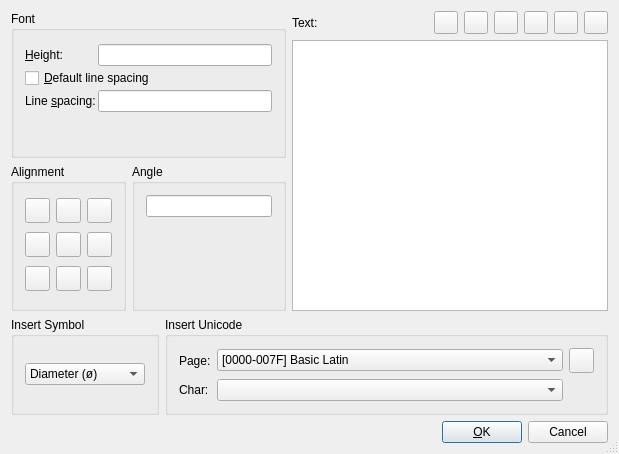
LibreCAD/LibreCAD, file librecad/src/ui/forms/qg_dlgmtext.ui: the form before one commit.
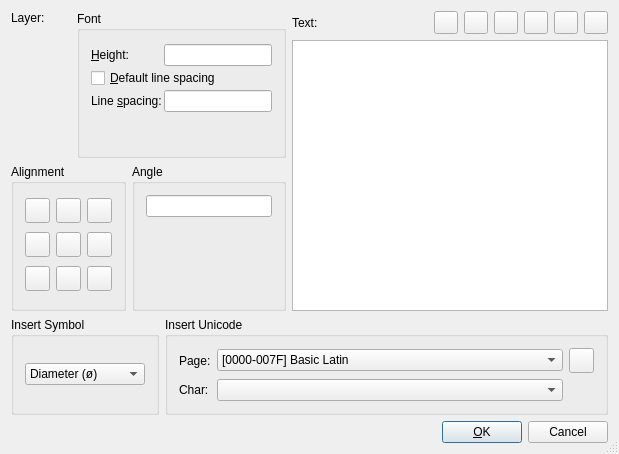
The form after the commit. Icons and pictures are not drawn. Custom widgets are drawn as their Qt base class.

Commit message: bug #3562311 MTEXT Modify->properties part

What changed in the file:
```diff
--- a/librecad/src/ui/forms/qg_dlgmtext.ui
+++ b/librecad/src/ui/forms/qg_dlgmtext.ui
@@ -22,6 +22,45 @@
      <item>
       <layout class="QVBoxLayout">
        <item>
+        <layout class="QHBoxLayout">
+         <item>
+          <layout class="QVBoxLayout" name="vlAttributes">
+           <item>
+            <layout class="QHBoxLayout">
+             <item>
+              <widget class="QLabel" name="lLayer">
+               <property name="sizePolicy">
+                <sizepolicy hsizetype="Preferred" vsizetype="Preferred">
+                 <horstretch>0</horstretch>
+                 <verstretch>0</verstretch>
+                </sizepolicy>
+               </property>
+               <property name="text">
+                <string>Layer:</string>
+               </property>
+               <property name="wordWrap">
+                <bool>false</bool>
+               </property>
+              </widget>
+             </item>
+             <item>
+              <widget class="QG_LayerBox" name="cbLayer" native="true"/>
+             </item>
+            </layout>
+           </item>
+           <item>
+            <widget class="QG_WidgetPen" name="wPen" native="true">
+             <property name="sizePolicy">
+              <sizepolicy hsizetype="MinimumExpanding" vsizetype="MinimumExpanding">
+               <horstretch>0</horstretch>
+               <verstretch>0</verstretch>
+              </sizepolicy>
+             </property>
+            </widget>
+           </item>
+          </layout>
+         </item>
+         <item>
         <widget class="QGroupBox" name="bgFont">
          <property name="sizePolicy">
           <sizepolicy hsizetype="Preferred" vsizetype="Preferred">
@@ -143,6 +182,8 @@
          </layout>
         </widget>
        </item>
+        </layout>
+       </item>
        <item>
         <layout class="QHBoxLayout">
          <item>
@@ -1385,6 +1426,16 @@
    <extends>QWidget</extends>
    <header>qg_fontbox.h</header>
   </customwidget>
+  <customwidget>
+   <class>QG_LayerBox</class>
+   <extends>QWidget</extends>
+   <header>qg_layerbox.h</header>
+  </customwidget>
+  <customwidget>
+   <class>QG_WidgetPen</class>
+   <extends>QWidget</extends>
+   <header>qg_widgetpen.h</header>
+  </customwidget>
  </customwidgets>
  <resources/>
  <connections>
```
Left out of the diff: 34 changed lines with no effect on the pictures. Lines whose indentation alone changed are shown as unchanged. The commit also changes 2 other files.
